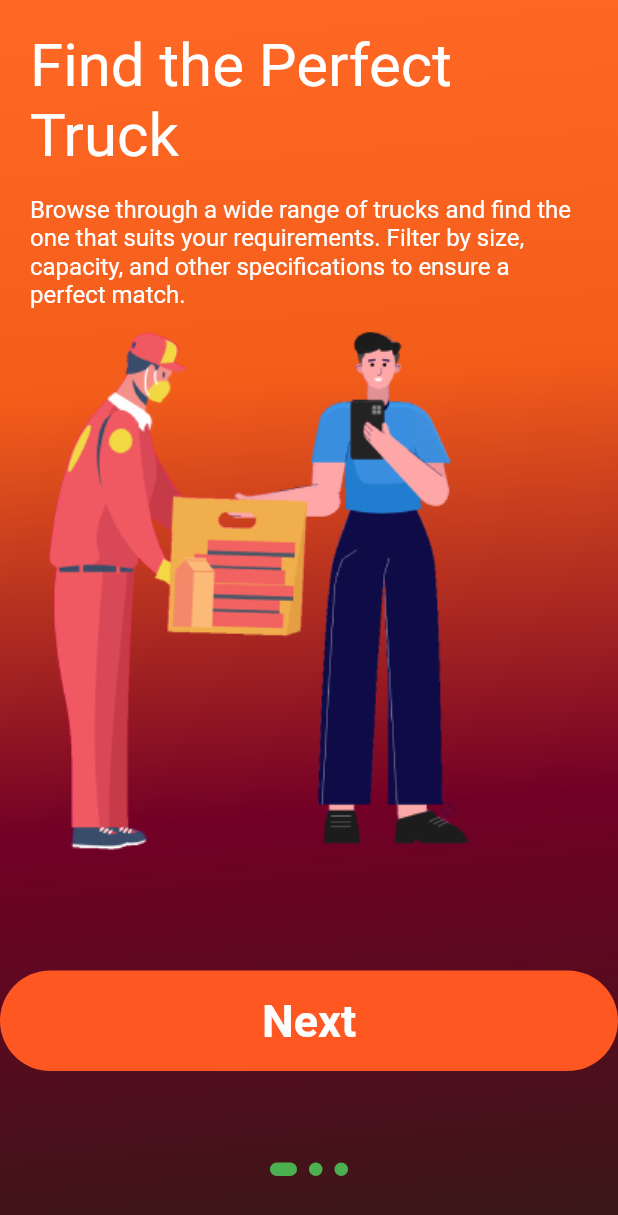
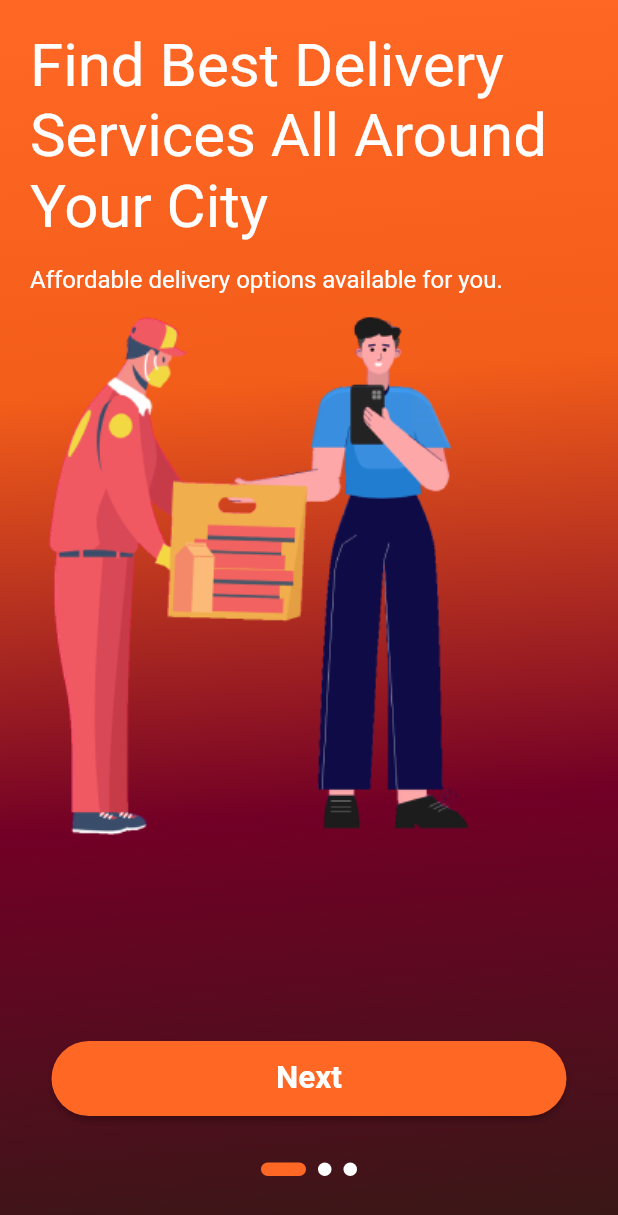
Before and after one commit to ChandraChaan/apna_chotu_app, a Flutter app: the screen it shows after launch, on a phone screen of 412 x 824 dp. Shown: the top 1215 px of the screen. Run offline on Flutter 3.47's test engine with Material 2 defaults, Android fonts, the phone set to English and light mode, and no system bars; drawn by our look-alikes of dots_indicator; our stand-ins replace introduction_screen.

Commit message:
common button, and intro screen changes

```diff
--- /dev/null
+++ b/lib/views/common/rounded_button.dart
@@ -0,0 +1,44 @@
+import 'package:flutter/material.dart';
+
+class RoundedButton extends StatelessWidget {
+  final String name;
+  final Function()? onPressed;
+  final Widget? child;
+  final double? width;
+  final double? height;
+  final double? padding;
+
+  const RoundedButton(
+      {super.key,
+      required this.name,
+      this.onPressed,
+      this.child,
+      this.width,
+      this.padding,
+      this.height});
+
+  @override
+  Widget build(BuildContext context) {
+    return SizedBox(
+      width: width ?? double.infinity,
+      height: height ?? 50,
+      child: ElevatedButton(
+        onPressed: onPressed,
+        style: ElevatedButton.styleFrom(
+          padding: padding != null ? EdgeInsets.all(padding ?? 0) : null,
+          shape: const StadiumBorder(),
+          backgroundColor: const Color(0xFFFF6724),
+        ),
+        // if child is null, then it take name for text
+        child: child ??
+            Text(
+              name,
+              style: Theme.of(context).textTheme.titleMedium?.copyWith(
+                  color: Colors.white,
+                  fontSize: 21,
+                  fontWeight: FontWeight.w700),
+            ),
+      ),
+    );
+  }
+}
--- a/lib/views/intro_screen.dart
+++ b/lib/views/intro_screen.dart
@@ -1,3 +1,4 @@
+import 'package:apna_chotu_app/views/common/rounded_button.dart';
 import 'package:apna_chotu_app/views/login.dart';
 import 'package:flutter/material.dart';
 import 'package:introduction_screen/introduction_screen.dart';
@@ -14,21 +15,19 @@ class _IntroductionScreenPageState extends State<IntroductionScreenPage> {
   int _currentPageIndex = 0;
   final List<IntroScreen> introScreens = [
     IntroScreen(
-      title: "Find the Perfect Truck",
-      description:
-      "Browse through a wide range of trucks and find the one that suits your requirements. Filter by size, capacity, and other specifications to ensure a perfect match.",
+      title: "Find Best Delivery Services All Around Your City",
+      description: "Affordable delivery options available for you.",
       image: 'assets/images/food.png',
     ),
     IntroScreen(
-      title: "Track Your Shipment",
-      description:
-      "Stay updated throughout the journey. Track your shipment in real-time and receive notifications at every step of the process.",
-      image: 'assets/images/food.png',
+      title: "Delivering lip-smacking food is our passion.",
+      description: "Time is precious, and we know that.",
+      image: 'assets/images/cooking.png',
     ),
     IntroScreen(
-      title: "Effortless Delivery",
-      description: "Sit back and relax while we handle the delivery for you.",
-      image: 'assets/images/food.png',
+      title: "Your Favorite Food delivery Partner",
+      description: "The best service to fulfill your expectations.",
+      image: 'assets/images/delivery_vehicle.png',
     ),
   ];
 
@@ -44,8 +43,7 @@ class _IntroductionScreenPageState extends State<IntroductionScreenPage> {
         duration: const Duration(milliseconds: 500),
         curve: Curves.ease,
       );
-    }
-    else {
+    } else {
       Navigator.push(
         context,
         MaterialPageRoute(builder: (context) => const LoginScreen()),
@@ -71,24 +69,40 @@ class _IntroductionScreenPageState extends State<IntroductionScreenPage> {
           Positioned(
             left: 0,
             right: 0,
-            bottom: 110,
-            child: TextButton(
+            bottom: 80,
+            child: Center(
+              child: RoundedButton(
+                padding:
+                    _currentPageIndex == introScreens.length - 1 ? 3 : null,
+                width: MediaQuery.of(context).size.width / 1.2,
+                name: 'Next',
                 onPressed: _onNextButtonTap,
-                style: TextButton.styleFrom(
-                    padding: const EdgeInsets.symmetric(
-                        horizontal: 130, vertical: 16),
-                    backgroundColor: Colors.deepOrange,
-                    shape: RoundedRectangleBorder(
-                        borderRadius: BorderRadius.circular(40))),
-                child: Text(
-                  _currentPageIndex == introScreens.length - 1
-                      ? 'Sign In'
-                      : 'Next',
-                  style: const TextStyle(
-                      fontWeight: FontWeight.bold,
-                      fontSize: 30,
-                      color: Colors.white),
-                )
+                child:  _currentPageIndex == introScreens.length - 1
+                    ?
+                    Row(
+                  mainAxisAlignment: MainAxisAlignment.start,
+                  crossAxisAlignment: CrossAxisAlignment.center,
+                  children: [
+                    const SizedBox(width: 3,),
+                    const CircleAvatar(
+                      backgroundColor: Colors.black54,
+                      child: Icon(Icons.chevron_right),
+                    ),
+                    Expanded(
+                      child: Center(
+                        child: Text(
+                          "Get Started",
+                          style: Theme.of(context).textTheme.titleMedium?.copyWith(
+                              color: Colors.white,
+                              fontSize: 21,
+                              fontWeight: FontWeight.w700),
+                        ),
+                      ),
+                    ),
+                    const SizedBox(width: 58,)
+                  ],
+                ) : null,
+              ),
             ),
           ),
           Positioned(
@@ -101,12 +115,12 @@ class _IntroductionScreenPageState extends State<IntroductionScreenPage> {
                 position: _currentPageIndex.toDouble(),
                 decorator: DotsDecorator(
                   size: const Size.square(9.0),
-                  activeSize: const Size(18.0, 9.0),
+                  activeSize: const Size(30.0, 9.0),
                   activeShape: RoundedRectangleBorder(
                       borderRadius: BorderRadius.circular(5.0)),
-                  activeColor: Colors.green,
+                  activeColor: const Color(0xFFFF6724),
                   spacing: const EdgeInsets.symmetric(horizontal: 4),
-                  color: Colors.green,
+                  color: Colors.white,
                 ),
               ),
             ),
--- a/lib/views/login.dart
+++ b/lib/views/login.dart
@@ -1,6 +1,7 @@
 import 'package:flutter/material.dart';
 
 import 'common/linear_background.dart';
+import 'common/rounded_button.dart';
 
 class LoginScreen extends StatefulWidget {
   const LoginScreen({super.key});
@@ -128,23 +129,8 @@ class _LoginScreenState extends State<LoginScreen> {
                     ),
                   ],
                   const SizedBox(height: 16),
-                  SizedBox(
-                    width: double.infinity,
-                    height: 50,
-                    child: ElevatedButton(
-                      onPressed: () {},
-                      style: ElevatedButton.styleFrom(
-                        shape: const StadiumBorder(),
-                        backgroundColor: const Color(0xFFFF6724),
-                      ),
-                      child: Text(
-                        signup ? 'Register' : 'Login via OTP',
-                        style: Theme.of(context).textTheme.titleMedium?.copyWith(
-                            color: Colors.white,
-                            fontSize: 21,
-                            fontWeight: FontWeight.w700),
-                      ),
-                    ),
+                  RoundedButton(
+                    name: signup ? 'Register' : 'Login via OTP',
                   ),
                   const SizedBox(height: 20),
                 ],
@@ -157,7 +143,7 @@ class _LoginScreenState extends State<LoginScreen> {
             crossAxisAlignment: CrossAxisAlignment.center,
             children: [
               Text(
-                signup ? 'Already have an account? ':'Not have an account? ',
+                signup ? 'Already have an account? ' : 'Not have an account? ',
                 style: const TextStyle(
                   color: Colors.white,
                 ),
```
Lines whose indentation alone changed are shown as unchanged.
